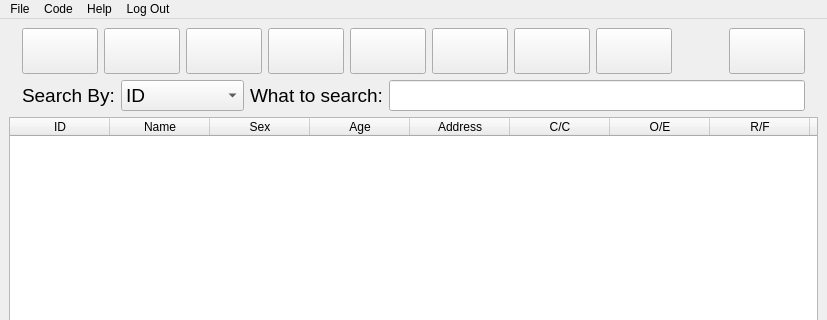
Qt form ui/dashboard.ui (suvashsumon/Patient-Database-Management-System) before a commit; both pictures show x 0 to 827 and y 0 to 320 of the 827 by 600 pixel window.
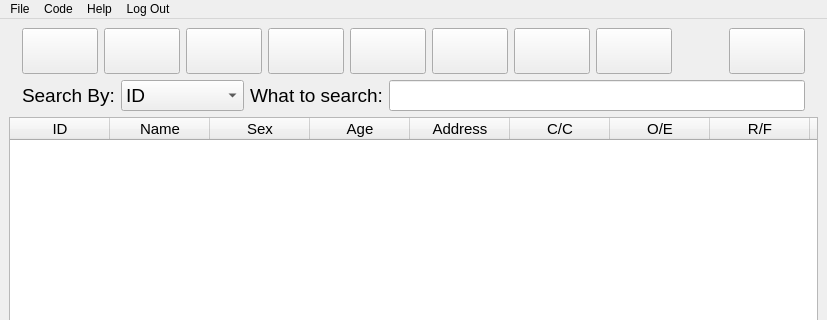
The same form after that commit. Icons and pictures are not drawn.

Commit message: ui files font, placement problem solved

```diff
--- a/ui/dashboard.ui
+++ b/ui/dashboard.ui
@@ -410,6 +410,11 @@
     </item>
     <item>
      <widget class="QTableWidget" name="tableWidget">
+      <property name="font">
+       <font>
+        <pointsize>11</pointsize>
+       </font>
+      </property>
       <column>
        <property name="text">
         <string>ID</string>
```
Left out of the diff: 2 changed lines with no effect on the pictures. The commit also changes 3 other files.
